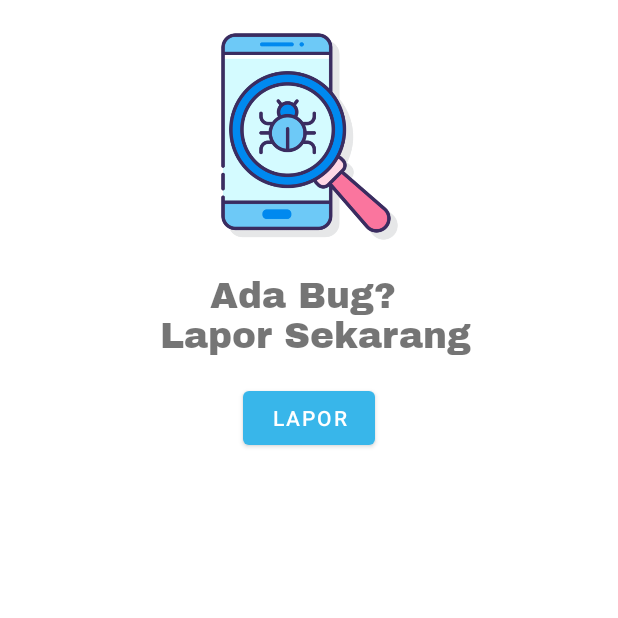
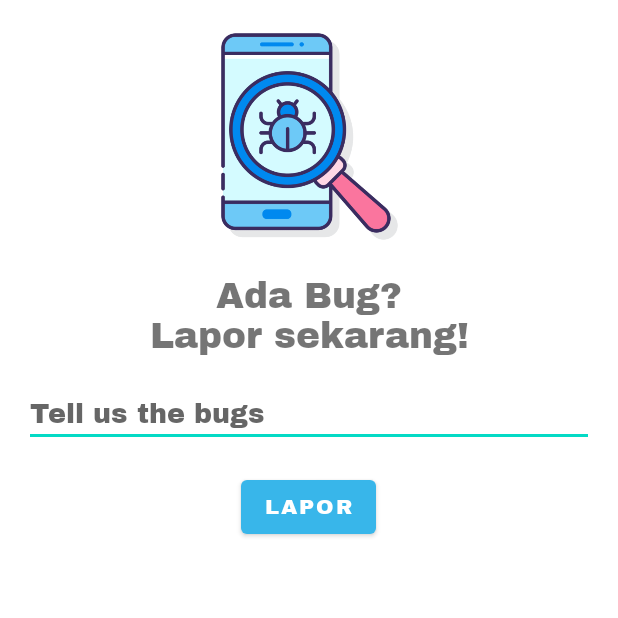
Before and after one commit to triwaluyo07/BisaWicara, an Android app: the screen it shows after launch (LaporBugActivity), after a tap on "Laporkan Bug", on a phone screen of 412 x 824 dp, the top half of it. Run offline under Robolectric (Android 15) with nearby library versions, the phone set to English and light mode, and no system bars; Roboto replaces fonts that are not available here.

Commit message:
Bug Report Dynamic Message Text Field in-app feature and adding About Us temporary view

```diff
--- a/app/src/main/java/teknoxera/bisawicara/activity/LaporBugActivity.kt
+++ b/app/src/main/java/teknoxera/bisawicara/activity/LaporBugActivity.kt
@@ -2,14 +2,19 @@ package teknoxera.bisawicara.activity
 
 import android.content.Intent
 import android.net.Uri
+import android.os.Bundle
 import androidx.appcompat.app.AppCompatActivity
-import android.os.Bundle
 import kotlinx.android.synthetic.main.activity_lapor_bug.*
-import teknoxera.bisawicara.R
 import teknoxera.bisawicara.databinding.ActivityLaporBugBinding
 
 class LaporBugActivity : AppCompatActivity() {
     private lateinit var binding: ActivityLaporBugBinding
+
+    private companion object {
+        private const val base_url = "https://wa.me/6287700535264?text="
+        private const val temp_text =
+            "Saya%20ingin%20melaporkan%20bug%20pada%20bagian%20berikut: %0A"
+    }
 
     override fun onCreate(savedInstanceState: Bundle?) {
         super.onCreate(savedInstanceState)
@@ -17,8 +22,10 @@ class LaporBugActivity : AppCompatActivity() {
         setContentView(binding.root)
 
         btn_send.setOnClickListener {
-            val intent = Intent(Intent.ACTION_VIEW,
-            Uri.parse("https://wa.me/6287700535264?text=Saya%20ingin%20melaporkan%20bug%20pada%20bagian%20berikut:"))
+            val intent = Intent(
+                Intent.ACTION_VIEW,
+                Uri.parse("${base_url}${temp_text}${input_bug.text}")
+            )
             startActivity(intent)
         }
     }
--- a/app/src/main/java/teknoxera/bisawicara/activity/SplashScreenActivity.kt
+++ b/app/src/main/java/teknoxera/bisawicara/activity/SplashScreenActivity.kt
@@ -13,33 +13,41 @@ import teknoxera.bisawicara.R
 
 class SplashScreenActivity : AppCompatActivity() {
 
-    lateinit var topAnimation: Animation
-    lateinit var bottomAnimation: Animation
-    lateinit var logo: ImageView
-    lateinit var txtLogo: TextView
+    private lateinit var topAnimation: Animation
+    private lateinit var bottomAnimation: Animation
+    private lateinit var logo: ImageView
+    private lateinit var txtLogo: TextView
+
+    companion object {
+        private const val delay: Long = 2000
+    }
 
     override fun onCreate(savedInstanceState: Bundle?) {
         super.onCreate(savedInstanceState)
         setContentView(R.layout.activity_splash_screen)
 
         //Animation
-        topAnimation = AnimationUtils.loadAnimation(this,R.anim.top_animation);
-        bottomAnimation = AnimationUtils.loadAnimation(this,R.anim.bottom_animation);
+        topAnimation = AnimationUtils.loadAnimation(this, R.anim.top_animation)
+        bottomAnimation = AnimationUtils.loadAnimation(this, R.anim.bottom_animation)
 
         //Hooks
         logo = findViewById(R.id.logo)
         txtLogo = findViewById(R.id.txtGithubUser)
 
-        logo.setAnimation(topAnimation)
-        txtLogo.setAnimation(bottomAnimation)
-
+        logo.animation = topAnimation
+        txtLogo.animation = bottomAnimation
 
         Handler(Looper.getMainLooper()).postDelayed(
             {
-                startActivity(Intent(this@SplashScreenActivity, MainActivity::class.java))
+                startActivity(
+                    Intent(
+                        this@SplashScreenActivity,
+                        MainActivity::class.java
+                    )
+                )
                 finish()
             },
-            2000
+            delay
         )
 
     }
--- a/app/src/main/res/layout/activity_lapor_bug.xml
+++ b/app/src/main/res/layout/activity_lapor_bug.xml
@@ -7,9 +7,8 @@
     android:layout_height="match_parent"
     tools:context=".activity.LaporBugActivity">
 
-
     <ImageView
-        android:id="@+id/imageView2"
+        android:id="@+id/logo_img"
         android:layout_width="150dp"
         android:layout_height="150dp"
         android:layout_marginStart="8dp"
@@ -18,31 +17,50 @@
         android:src="@drawable/gb_smartphone"
         app:layout_constraintEnd_toEndOf="parent"
         app:layout_constraintStart_toStartOf="parent"
-        app:layout_constraintTop_toTopOf="parent" />
+        app:layout_constraintTop_toTopOf="parent"
+        android:contentDescription="@string/logo" />
 
     <TextView
-        android:id="@+id/textView2"
+        android:id="@+id/bug_txt"
         android:layout_width="wrap_content"
         android:layout_height="wrap_content"
         android:layout_marginTop="16dp"
         android:fontFamily="@font/archivo_black"
-        android:text="Ada Bug? \n Lapor Sekarang"
+        android:text="@string/bug_text"
         android:textAlignment="center"
+        android:gravity="center"
         android:textSize="24sp"
         app:layout_constraintEnd_toEndOf="parent"
         app:layout_constraintStart_toStartOf="parent"
-        app:layout_constraintTop_toBottomOf="@+id/imageView2" />
+        app:layout_constraintTop_toBottomOf="@+id/logo_img" />
+
+    <EditText
+        android:id="@+id/input_bug"
+        android:layout_width="0dp"
+        android:layout_height="wrap_content"
+        android:layout_marginStart="16dp"
+        android:layout_marginTop="16dp"
+        android:layout_marginEnd="16dp"
+        android:fontFamily="@font/archivo_black"
+        android:autofillHints="@string/bug_hint"
+        android:ems="10"
+        android:gravity="start|top"
+        android:hint="@string/bug_hint"
+        android:inputType="textMultiLine"
+        app:layout_constraintEnd_toEndOf="parent"
+        app:layout_constraintStart_toStartOf="parent"
+        app:layout_constraintTop_toBottomOf="@+id/bug_txt" />
 
     <Button
         android:id="@+id/btn_send"
         android:layout_width="wrap_content"
         android:layout_height="wrap_content"
         android:layout_marginTop="16dp"
+        android:fontFamily="@font/archivo_black"
         android:text="@string/btn_lapor"
         app:layout_constraintEnd_toEndOf="parent"
+        app:layout_constraintHorizontal_bias="0.498"
         app:layout_constraintStart_toStartOf="parent"
-        app:layout_constraintTop_toBottomOf="@+id/textView2" />
-
-
+        app:layout_constraintTop_toBottomOf="@+id/input_bug" />
 
 </androidx.constraintlayout.widget.ConstraintLayout>
--- a/app/src/main/res/layout/activity_splash_screen.xml
+++ b/app/src/main/res/layout/activity_splash_screen.xml
@@ -11,12 +11,13 @@
         android:id="@+id/logo"
         android:layout_width="200dp"
         android:layout_height="200dp"
-        android:layout_marginTop="100dp"
         android:contentDescription="@string/splash_logo"
         android:src="@drawable/logoblue"
+        app:layout_constraintBottom_toBottomOf="parent"
         app:layout_constraintEnd_toEndOf="parent"
         app:layout_constraintStart_toStartOf="parent"
-        app:layout_constraintTop_toTopOf="parent" />
+        app:layout_constraintTop_toTopOf="parent"
+        app:layout_constraintVertical_bias="0.40000000" />
 
     <TextView
         android:id="@+id/txtGithubUser"
--- a/app/src/main/res/values/colors.xml
+++ b/app/src/main/res/values/colors.xml
@@ -5,7 +5,7 @@
     <color name="purple_700">#FF3700B3</color>
     <color name="teal_200">#FF03DAC5</color>
     <color name="teal_700">#FF018786</color>
-    <color name="black">#FF000000</color>
+    <color name="black">#3C3C3C</color>
     <color name="white">#FFFFFFFF</color>
     <color name="bluesky">#38B6EA</color>
     <color name="softpink">#ffb6c1</color>
--- a/app/src/main/res/values/themes.xml
+++ b/app/src/main/res/values/themes.xml
@@ -13,4 +13,9 @@
         <item name="android:statusBarColor" tools:targetApi="l">?attr/colorPrimaryVariant</item>
         <!-- Customize your theme here. -->
     </style>
+
+    <style name="Theme.BisaWicara.NoActionBar">
+        <item name="windowActionBar">false</item>
+        <item name="windowNoTitle">true</item>
+    </style>
 </resources>
```
Also changed, not shown: app/src/main/AndroidManifest.xml (+5 -4 lines), app/src/main/res/layout/activity_about.xml (+89 -3 lines), app/src/main/res/values/strings.xml (+12 -2 lines).
